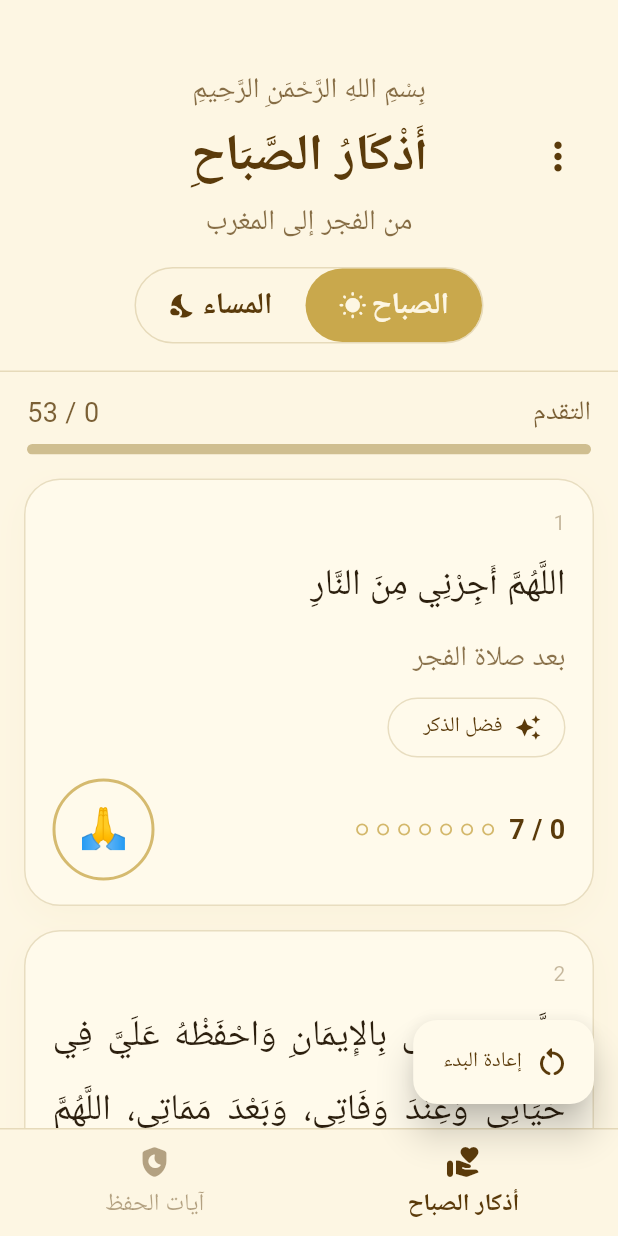
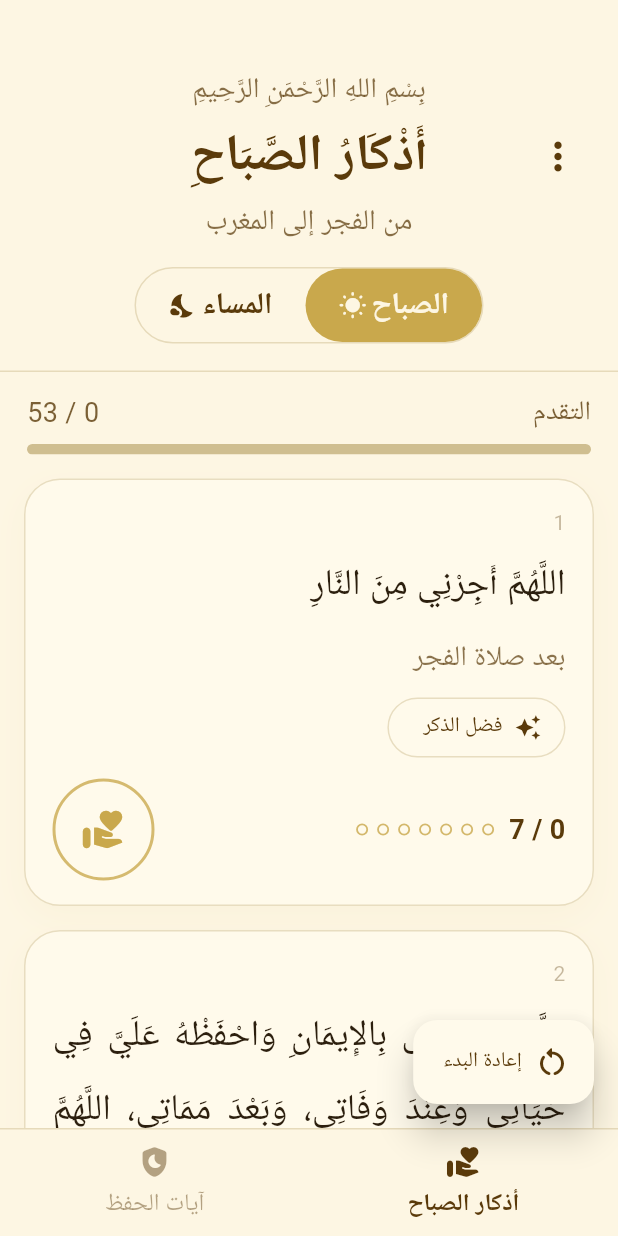
Before and after one commit to MSaeedN7/azkar-web, a Flutter app: the screen it shows after launch, on a phone screen of 412 x 824 dp. Run offline on Flutter 3.47's test engine with Material 3 defaults, Android fonts, the phone set to English and light mode, and no system bars; our stand-ins replace flutter_local_notifications, flutter_timezone, geolocator, google_fonts, shared_preferences, timezone and 1 more; missing offline and left inert: workmanager; Roboto replaces fonts that are missing (Amiri); statements that could not run were skipped.

Commit message:
Replace broken prayer emoji with icon

```diff
--- a/lib/main.dart
+++ b/lib/main.dart
@@ -1537,7 +1537,7 @@ class _AzkarHomePageState extends State<AzkarHomePage> {
           child: done
               ? const Icon(Icons.check_rounded,
                   color: Color(0xFF4CAF50), size: 30)
-              : const Text('🙏', style: TextStyle(fontSize: 26)),
+              : Icon(Icons.volunteer_activism_rounded, color: colors.accent, size: 30),
         ),
       ),
     );
```
